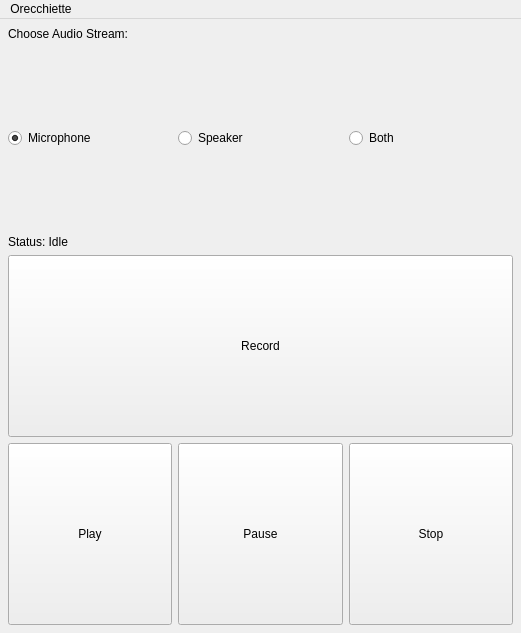
Above: mainwindow.ui from jpietrzak8/Orecchiette before the change. Below: the same form after it.
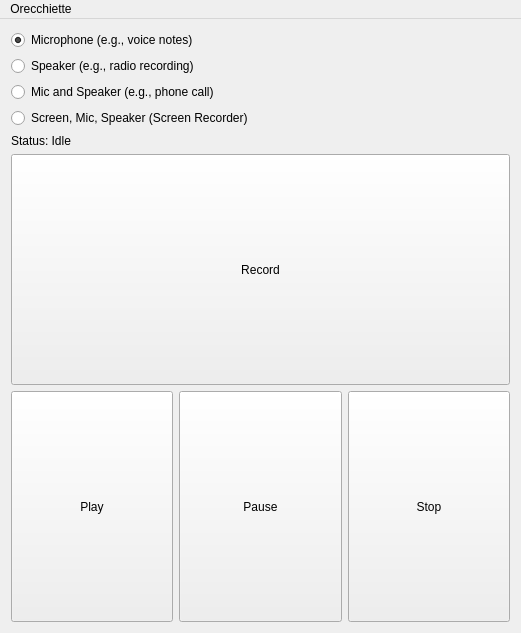
That is the form after the change. Icons and pictures are not drawn.

Commit message:
Screen Recording
This update adds the ability to record the screen to Orecchiette.  At
the moment, it can only record video in the Mpeg 4 format, combined
with audio in the Raw format (both placed into a Matroska container).

Diff of the .ui file:
```diff
--- a/mainwindow.ui
+++ b/mainwindow.ui
@@ -15,34 +15,18 @@
   </property>
   <widget class="QWidget" name="centralWidget">
    <layout class="QVBoxLayout" name="verticalLayout_2">
-    <property name="margin">
-     <number>8</number>
-    </property>
     <item>
-     <widget class="QLabel" name="chooseLabel">
-      <property name="sizePolicy">
-       <sizepolicy hsizetype="Preferred" vsizetype="Fixed">
-        <horstretch>0</horstretch>
-        <verstretch>0</verstretch>
-       </sizepolicy>
-      </property>
-      <property name="text">
-       <string>Choose Audio Stream:</string>
-      </property>
-     </widget>
-    </item>
-    <item>
-     <layout class="QHBoxLayout" name="horizontalLayout_2">
+     <layout class="QVBoxLayout" name="verticalLayout">
       <item>
        <widget class="QRadioButton" name="inputButton">
         <property name="sizePolicy">
-         <sizepolicy hsizetype="Minimum" vsizetype="Minimum">
+         <sizepolicy hsizetype="Minimum" vsizetype="Fixed">
           <horstretch>0</horstretch>
           <verstretch>0</verstretch>
          </sizepolicy>
         </property>
         <property name="text">
-         <string>Microphone</string>
+         <string>Microphone (e.g., voice notes)</string>
         </property>
         <property name="checked">
          <bool>true</bool>
@@ -52,26 +36,33 @@
       <item>
        <widget class="QRadioButton" name="outputButton">
         <property name="sizePolicy">
-         <sizepolicy hsizetype="Minimum" vsizetype="Minimum">
+         <sizepolicy hsizetype="Minimum" vsizetype="Fixed">
           <horstretch>0</horstretch>
           <verstretch>0</verstretch>
          </sizepolicy>
         </property>
         <property name="text">
-         <string>Speaker</string>
+         <string>Speaker (e.g., radio recording)</string>
         </property>
        </widget>
       </item>
       <item>
        <widget class="QRadioButton" name="bothButton">
         <property name="sizePolicy">
-         <sizepolicy hsizetype="Minimum" vsizetype="Minimum">
+         <sizepolicy hsizetype="Minimum" vsizetype="Fixed">
           <horstretch>0</horstretch>
           <verstretch>0</verstretch>
          </sizepolicy>
         </property>
         <property name="text">
-         <string>Both</string>
+         <string>Mic and Speaker (e.g., phone call)</string>
+        </property>
+       </widget>
+      </item>
+      <item>
+       <widget class="QRadioButton" name="screenButton">
+        <property name="text">
+         <string>Screen, Mic, Speaker (Screen Recorder)</string>
         </property>
        </widget>
       </item>
```
The commit also changes 11 other files.
